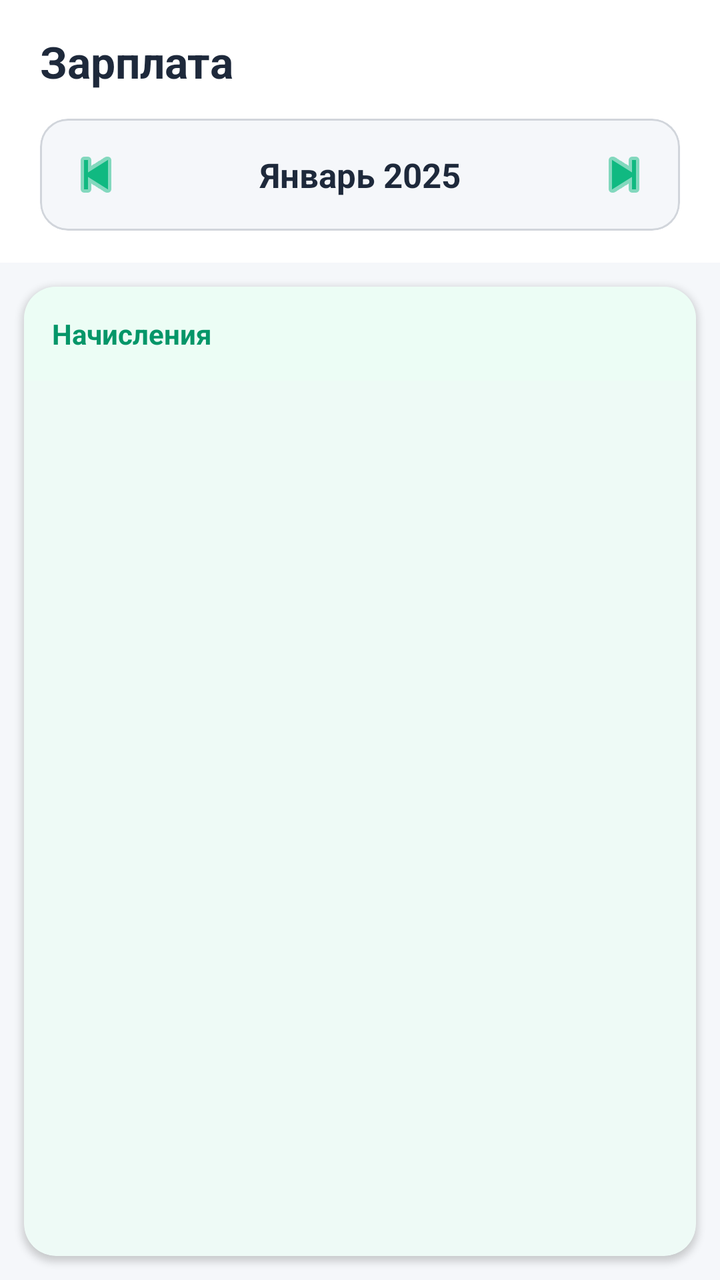
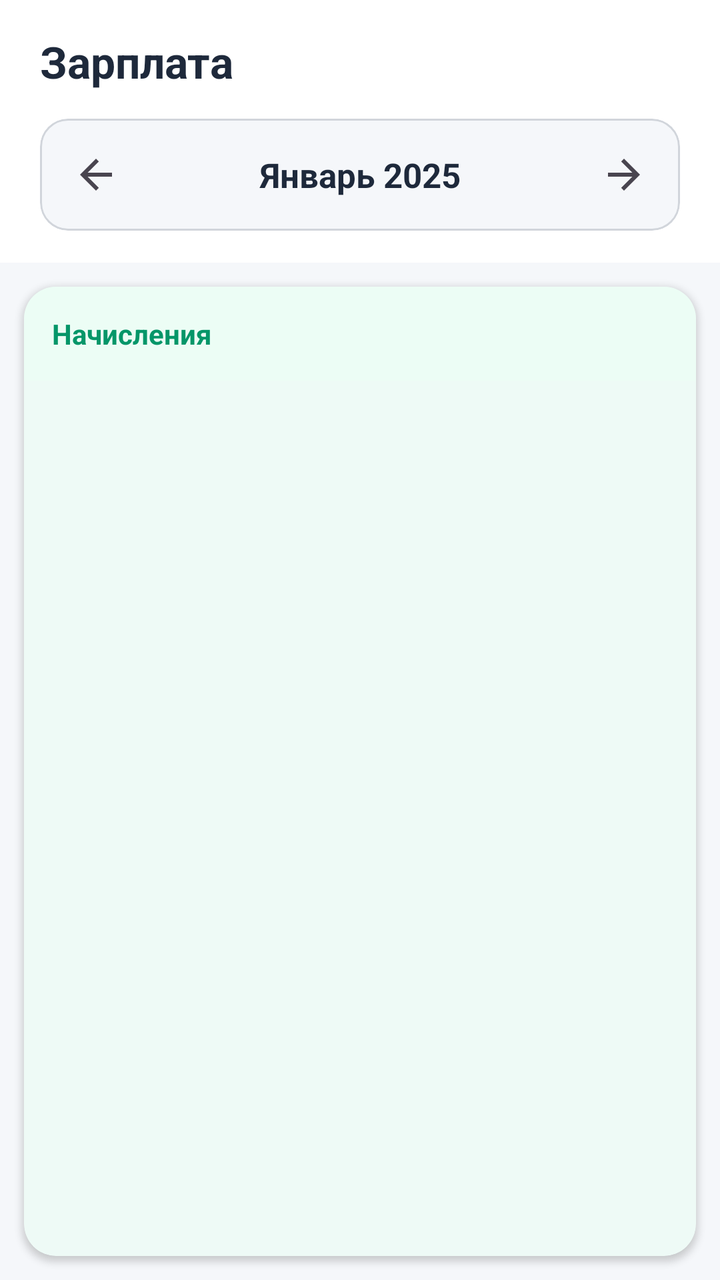

The first picture is an Android layout as it rendered before a commit; the second is the same layout after the commit. The layout source and the unified diff follow.
<!-- AndroidManifest.xml: application theme Theme.MrCWarehouse -->
<!-- res/layout/fragment_salary.xml -->
<?xml version="1.0" encoding="utf-8"?>
<LinearLayout xmlns:android="http://schemas.android.com/apk/res/android"
    xmlns:app="http://schemas.android.com/apk/res-auto"
    android:layout_width="match_parent"
    android:layout_height="match_parent"
    android:background="@color/bg_main"
    android:orientation="vertical">

    
    <LinearLayout
        android:layout_width="match_parent"
        android:layout_height="wrap_content"
        android:background="@color/bg_card"
        android:orientation="vertical"
        android:paddingHorizontal="20dp"
        android:paddingTop="16dp"
        android:paddingBottom="16dp">

        <TextView
            android:layout_width="wrap_content"
            android:layout_height="wrap_content"
            android:text="Зарплата"
            android:textColor="@color/text_primary"
            android:textSize="22sp"
            android:textStyle="bold" />

        <TextView
            android:id="@+id/tvError"
            android:layout_width="match_parent"
            android:layout_height="wrap_content"
            android:layout_marginTop="10dp"
            android:background="@drawable/error_bg"
            android:gravity="center"
            android:paddingHorizontal="14dp"
            android:paddingVertical="10dp"
            android:textColor="@color/text_error"
            android:textSize="13sp"
            android:visibility="gone" />

        
        <com.google.android.material.card.MaterialCardView
            android:layout_width="match_parent"
            android:layout_height="wrap_content"
            android:layout_marginTop="14dp"
            app:cardBackgroundColor="@color/bg_main"
            app:cardCornerRadius="14dp"
            app:cardElevation="0dp"
            app:strokeColor="@color/divider"
            app:strokeWidth="1dp">

            <LinearLayout
                android:layout_width="match_parent"
                android:layout_height="wrap_content"
                android:gravity="center_vertical"
                android:orientation="horizontal"
                android:padding="8dp">

                <ImageButton
                    android:id="@+id/btnPrevMonth"
                    android:layout_width="40dp"
                    android:layout_height="40dp"
                    android:background="?android:attr/selectableItemBackgroundBorderless"
                    android:contentDescription="Предыдущий месяц"
                    android:padding="8dp"
                    android:scaleType="center"
                    android:src="@android:drawable/ic_media_previous"
                    android:tint="@color/primary" />

                <TextView
                    android:id="@+id/tvMonthName"
                    android:layout_width="0dp"
                    android:layout_height="wrap_content"
                    android:layout_weight="1"
                    android:gravity="center"
                    android:text="Январь 2025"
                    android:textColor="@color/text_primary"
                    android:textSize="17sp"
                    android:textStyle="bold" />

                <ImageButton
                    android:id="@+id/btnNextMonth"
                    android:layout_width="40dp"
                    android:layout_height="40dp"
                    android:background="?android:attr/selectableItemBackgroundBorderless"
                    android:contentDescription="Следующий месяц"
                    android:padding="8dp"
                    android:scaleType="center"
                    android:src="@android:drawable/ic_media_next"
                    android:tint="@color/primary" />
            </LinearLayout>
        </com.google.android.material.card.MaterialCardView>
    </LinearLayout>

    <com.google.android.material.card.MaterialCardView
        android:layout_width="match_parent"
        android:layout_height="0dp"
        android:layout_marginHorizontal="12dp"
        android:layout_marginTop="12dp"
        android:layout_marginBottom="12dp"
        android:layout_weight="1"
        app:cardBackgroundColor="@color/bg_card"
        app:cardCornerRadius="16dp"
        app:cardElevation="2dp"
        app:strokeColor="@android:color/transparent"
        app:strokeWidth="0dp">

        <LinearLayout
            android:layout_width="match_parent"
            android:layout_height="match_parent"
            android:orientation="vertical">

            <TextView
                android:layout_width="match_parent"
                android:layout_height="wrap_content"
                android:background="@color/primary_surface"
                android:padding="14dp"
                android:text="Начисления"
                android:textColor="@color/primary_dark"
                android:textSize="14sp"
                android:textStyle="bold" />

            <androidx.recyclerview.widget.RecyclerView
                android:id="@+id/rvSalary"
                android:layout_width="match_parent"
                android:layout_height="0dp"
                android:layout_weight="1" />

            <TextView
                android:id="@+id/tvNoData"
                android:layout_width="match_parent"
                android:layout_height="match_parent"
                android:gravity="center"
                android:text="Нет данных за выбранный месяц"
                android:textColor="@color/text_secondary"
                android:textSize="15sp"
                android:visibility="gone" />

        </LinearLayout>
    </com.google.android.material.card.MaterialCardView>

</LinearLayout>
<!-- resources referenced by this layout -->
<resources>
  <color name="bg_card">#FFFFFF</color>
  <color name="bg_main">#F5F7FA</color>
  <color name="divider">#D1D5DB</color>
  <color name="primary">#10B981</color>
  <color name="primary_dark">#059669</color>
  <color name="primary_surface">#ECFDF5</color>
  <color name="text_error">#DC2626</color>
  <color name="text_primary">#1E293B</color>
  <color name="text_secondary">#374151</color>
  <!-- drawable error_bg (drawable) -->
  <?xml version="1.0" encoding="utf-8"?>
  <shape xmlns:android="http://schemas.android.com/apk/res/android"
      android:shape="rectangle">
      <solid android:color="@color/bg_error" />
      <corners android:radius="12dp" />
      <stroke
          android:width="1dp"
          android:color="@color/status_error" />
  </shape>
  <style name="Theme.MrCWarehouse" parent="Theme.Material3.DayNight.NoActionBar">
          <item name="colorPrimary">@color/primary</item>
          <item name="colorPrimaryDark">@color/primary_dark</item>
          <item name="colorAccent">@color/primary</item>
          <item name="colorOnPrimary">@color/text_on_primary</item>
          <item name="colorSecondary">@color/secondary</item>
          <item name="colorOnSecondary">@color/white</item>
          <item name="colorSurface">@color/bg_card</item>
          <item name="colorOnSurface">@color/text_primary</item>
          <item name="android:statusBarColor">@color/primary_dark</item>
          <item name="android:navigationBarColor">@color/bg_nav</item>
          <item name="android:windowBackground">@color/bg_main</item>
          <item name="materialCardViewStyle">@style/CardView.Solid</item>
      </style>
  <color name="bg_error">#FEA2A2</color>
  <color name="status_error">#EF4444</color>
  <color name="text_on_primary">#FFFFFF</color>
  <color name="secondary">#059669</color>
  <color name="white">#FFFFFF</color>
  <color name="bg_nav">#FFFFFF</color>
  <style name="CardView.Solid" parent="Widget.Material3.CardView.Filled">
          <item name="cardElevation">2dp</item>
          <item name="cardCornerRadius">16dp</item>
          <item name="cardBackgroundColor">@color/bg_card</item>
          <item name="strokeColor">@android:color/transparent</item>
          <item name="strokeWidth">0dp</item>
      </style>
</resources>

<!-- the commit's change to res/layout/fragment_salary.xml (unified diff, before → after) -->
@@ -63,8 +63,8 @@
                     android:contentDescription="Предыдущий месяц"
                     android:padding="8dp"
                     android:scaleType="center"
-                    android:src="@android:drawable/ic_media_previous"
-                    android:tint="@color/primary" />
+                    android:src="@drawable/ic_left"
+                     />
 
                 <TextView
                     android:id="@+id/tvMonthName"
@@ -85,8 +85,8 @@
                     android:contentDescription="Следующий месяц"
                     android:padding="8dp"
                     android:scaleType="center"
-                    android:src="@android:drawable/ic_media_next"
-                    android:tint="@color/primary" />
+                    android:src="@drawable/ic_right"
+                     />
             </LinearLayout>
         </com.google.android.material.card.MaterialCardView>
     </LinearLayout>
<!-- resource entries referenced after the edit -->
@@ -19,6 +19,26 @@
           android:width="1dp"
           android:color="@color/status_error" />
   </shape>
+  <!-- drawable ic_left (drawable) -->
+  <vector xmlns:android="http://schemas.android.com/apk/res/android"
+      android:width="24dp"
+      android:height="24dp"
+      android:viewportWidth="24"
+      android:viewportHeight="24">
+      <path
+          android:fillColor="?attr/colorControlNormal"
+          android:pathData="M20,11H7.83l5.59-5.59L12,4l-8,8l8,8l1.41-1.41L7.83,13H20V11z"/>
+  </vector>
+  <!-- drawable ic_right (drawable) -->
+  <vector xmlns:android="http://schemas.android.com/apk/res/android"
+      android:width="24dp"
+      android:height="24dp"
+      android:viewportWidth="24"
+      android:viewportHeight="24">
+      <path
+          android:fillColor="?attr/colorControlNormal"
+          android:pathData="M12,4l-1.41,1.41L16.17,11H4v2h12.17l-5.58,5.59L12,20l8-8z"/>
+  </vector>
   <style name="Theme.MrCWarehouse" parent="Theme.Material3.DayNight.NoActionBar">
           <item name="colorPrimary">@color/primary</item>
           <item name="colorPrimaryDark">@color/primary_dark</item>
@@ -29,7 +49,7 @@
           <item name="colorSurface">@color/bg_card</item>
           <item name="colorOnSurface">@color/text_primary</item>
           <item name="android:statusBarColor">@color/primary_dark</item>
-          <item name="android:navigationBarColor">@color/bg_nav</item>
+          <item name="android:navigationBarColor">@color/primary</item>
           <item name="android:windowBackground">@color/bg_main</item>
           <item name="materialCardViewStyle">@style/CardView.Solid</item>
       </style>
@@ -38,7 +58,6 @@
   <color name="text_on_primary">#FFFFFF</color>
   <color name="secondary">#059669</color>
   <color name="white">#FFFFFF</color>
-  <color name="bg_nav">#FFFFFF</color>
   <style name="CardView.Solid" parent="Widget.Material3.CardView.Filled">
           <item name="cardElevation">2dp</item>
           <item name="cardCornerRadius">16dp</item>
